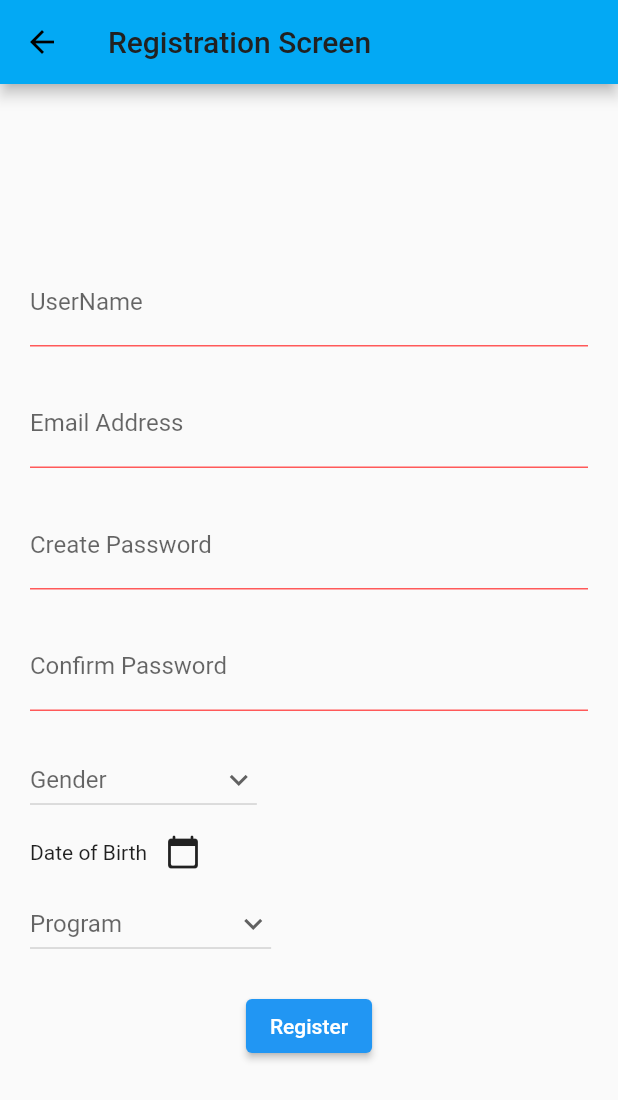
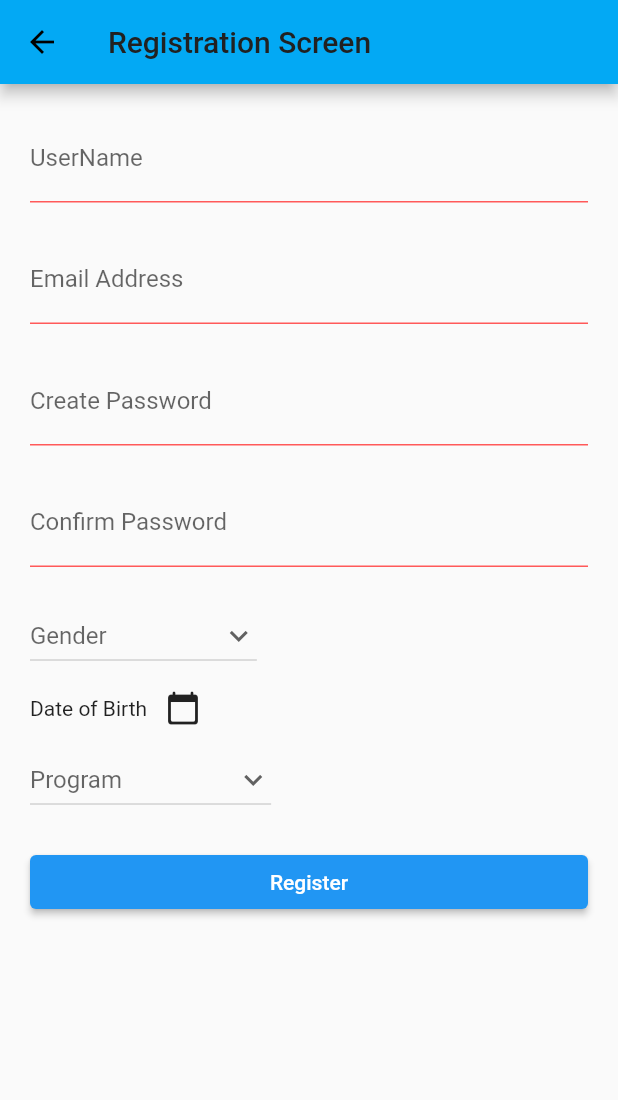
Before and after one commit to tayyab530/Helpadora, a Flutter app: the RegistrationScreen screen opened by its route, on a phone screen of 412 x 824 dp. Shown: the top 1100 px of the screen. Run offline on Flutter 3.47's test engine with Material 2 defaults, Android fonts, the phone set to English and light mode, and no system bars; our stand-ins replace cloud_firestore, firebase_auth, firebase_core, rxdart; accounts and stored records are empty; network calls fail.

Commit message:
error  imporvment and listview added in registration

```diff
--- a/lib/src/screens/registration_screen.dart
+++ b/lib/src/screens/registration_screen.dart
@@ -24,8 +24,7 @@ class _RegistrationScreenState extends State<RegistrationScreen> {
       ),
       body: Padding(
         padding: EdgeInsets.all(20.0),
-        child: Column(
-          mainAxisAlignment: MainAxisAlignment.center,
+        child: ListView(
           children: [
             userNameField(regisBloc),
             emailField(regisBloc),
```
Also changed, not shown: lib/src/blocs/validators/login_validator.dart (+10 -4 lines), 1 other file.
